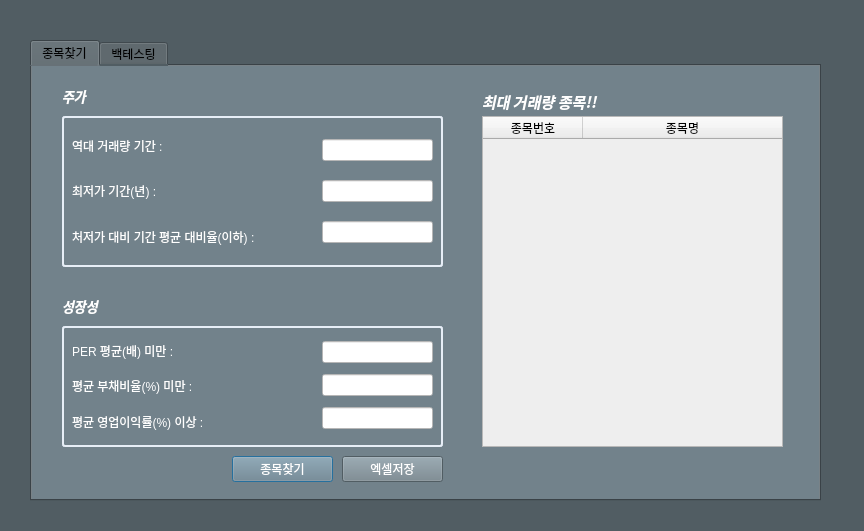
First picture: the form in src/backTest.ui, repository jinsnow948/backtestingJin, before the edit.
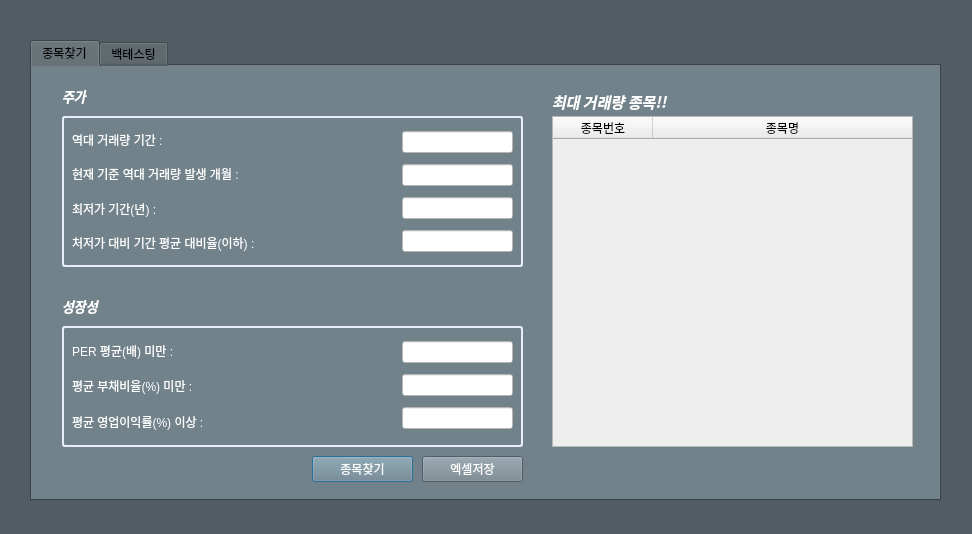
Second picture: the form after the edit.

The edit to the form file:
```diff
--- a/src/backTest.ui
+++ b/src/backTest.ui
@@ -6,8 +6,8 @@
    <rect>
     <x>0</x>
     <y>0</y>
-    <width>864</width>
-    <height>531</height>
+    <width>972</width>
+    <height>534</height>
    </rect>
   </property>
   <property name="windowTitle">
@@ -24,7 +24,7 @@
     <rect>
      <x>30</x>
      <y>40</y>
-     <width>791</width>
+     <width>911</width>
      <height>461</height>
     </rect>
    </property>
@@ -49,11 +49,14 @@
       <rect>
        <x>40</x>
        <y>60</y>
-       <width>221</width>
+       <width>302</width>
        <height>131</height>
       </rect>
      </property>
      <layout class="QVBoxLayout" name="verticalLayout">
+      <property name="sizeConstraint">
+       <enum>QLayout::SetDefaultConstraint</enum>
+      </property>
       <item>
        <widget class="QLabel" name="max_vol_duration_label">
         <property name="text">
@@ -61,6 +64,13 @@
         </property>
        </widget>
       </item>
+      <item>
+       <widget class="QLabel" name="max_vol_occur_label">
+        <property name="text">
+         <string>&lt;html&gt;&lt;head/&gt;&lt;body&gt;&lt;p&gt;&lt;span style=&quot; color:#ffffff;&quot;&gt;현재 기준 역대 거래량 발생 개월 :&lt;/span&gt;&lt;/p&gt;&lt;/body&gt;&lt;/html&gt;</string>
+        </property>
+       </widget>
+      </item>
       <item>
        <widget class="QLabel" name="lowest_duration_label">
         <property name="text">
@@ -146,7 +156,7 @@
       <rect>
        <x>40</x>
        <y>270</y>
-       <width>221</width>
+       <width>301</width>
        <height>101</height>
       </rect>
      </property>
@@ -177,7 +187,7 @@
     <widget class="QWidget" name="verticalLayoutWidget_3">
      <property name="geometry">
       <rect>
-       <x>290</x>
+       <x>370</x>
        <y>60</y>
        <width>111</width>
        <height>131</height>
@@ -194,6 +204,13 @@
         </property>
        </widget>
       </item>
+      <item>
+       <widget class="QLineEdit" name="max_vol_occur_edit">
+        <property name="styleSheet">
+         <string notr="true">background-color: rgb(255, 255, 255);</string>
+        </property>
+       </widget>
+      </item>
       <item>
        <widget class="QLineEdit" name="lowest_duration_edit">
         <property name="styleSheet">
@@ -213,7 +230,7 @@
     <widget class="QWidget" name="verticalLayoutWidget_4">
      <property name="geometry">
       <rect>
-       <x>290</x>
+       <x>370</x>
        <y>270</y>
        <width>111</width>
        <height>101</height>
@@ -246,7 +263,7 @@
     <widget class="QLabel" name="Result_label">
      <property name="geometry">
       <rect>
-       <x>450</x>
+       <x>520</x>
        <y>20</y>
        <width>171</width>
        <height>31</height>
@@ -278,7 +295,7 @@
     <widget class="QPushButton" name="search_button">
      <property name="geometry">
       <rect>
-       <x>200</x>
+       <x>280</x>
        <y>390</y>
        <width>101</width>
        <height>26</height>
@@ -294,7 +311,7 @@
     <widget class="QPushButton" name="excel_download_button">
      <property name="geometry">
       <rect>
-       <x>310</x>
+       <x>390</x>
        <y>390</y>
        <width>101</width>
        <height>26</height>
@@ -312,7 +329,7 @@
       <rect>
        <x>30</x>
        <y>50</y>
-       <width>381</width>
+       <width>461</width>
        <height>151</height>
       </rect>
      </property>
@@ -338,7 +355,7 @@
       <rect>
        <x>30</x>
        <y>260</y>
-       <width>381</width>
+       <width>461</width>
        <height>121</height>
       </rect>
      </property>
@@ -362,9 +379,9 @@
     <widget class="QTableWidget" name="itemTable">
      <property name="geometry">
       <rect>
-       <x>450</x>
+       <x>520</x>
        <y>50</y>
-       <width>301</width>
+       <width>361</width>
        <height>331</height>
       </rect>
      </property>
```
Left out of the diff: 2 changed lines with no effect on the pictures.
